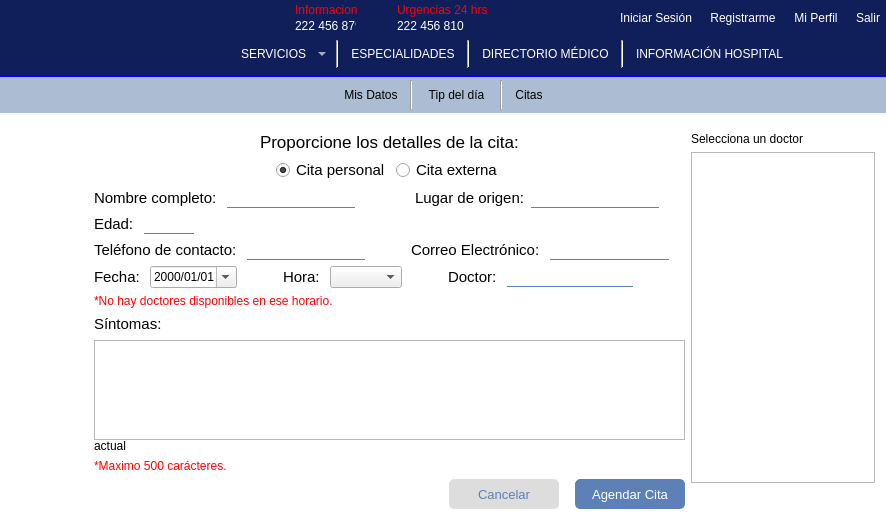
Old version of the form mainwindow.ui in the repository Laloses/Hospital.
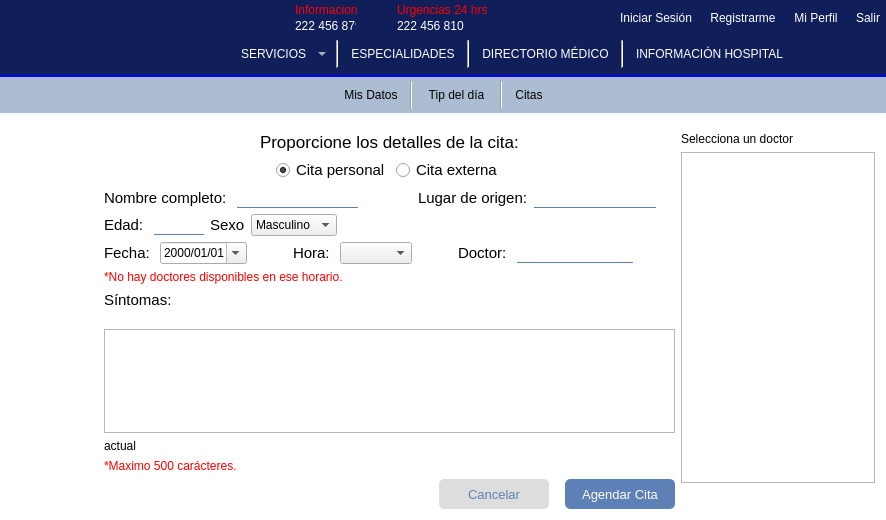
New version of the form. Icons and pictures are not drawn.

Commit message: agendar citas completada

```diff
--- a/mainwindow.ui
+++ b/mainwindow.ui
@@ -1839,20 +1839,7 @@
           </widget>
           <widget class="QWidget" name="paginaCitas">
            <layout class="QGridLayout" name="gridLayout_12">
-            <item row="1" column="3">
-             <spacer name="horizontalSpacer_49">
-              <property name="orientation">
-               <enum>Qt::Horizontal</enum>
-              </property>
-              <property name="sizeHint" stdset="0">
-               <size>
-                <width>40</width>
-                <height>20</height>
-               </size>
-              </property>
-             </spacer>
-            </item>
-            <item row="0" column="2">
+            <item row="1" column="2">
              <layout class="QVBoxLayout" name="verticalLayout_8">
               <item>
                <widget class="QLabel" name="lb_selDoc">
@@ -1873,9 +1860,9 @@
               </item>
              </layout>
             </item>
-            <item row="0" column="1" rowspan="2">
-             <layout class="QVBoxLayout" name="verticalLayout_7">
-              <item>
+            <item row="1" column="1" rowspan="2">
+             <layout class="QGridLayout" name="gridLayout_13">
+              <item row="0" column="0">
                <spacer name="verticalSpacer_11">
                 <property name="orientation">
                  <enum>Qt::Vertical</enum>
@@ -1888,7 +1875,7 @@
                 </property>
                </spacer>
               </item>
-              <item>
+              <item row="1" column="0">
                <layout class="QHBoxLayout" name="horizontalLayout_33">
                 <item>
                  <spacer name="horizontalSpacer_43">
@@ -1943,7 +1930,7 @@
                 </item>
                </layout>
               </item>
-              <item>
+              <item row="3" column="0">
                <layout class="QHBoxLayout" name="horizontalLayout_34">
                 <item>
                  <spacer name="horizontalSpacer_45">
@@ -2004,7 +1991,7 @@
                 </item>
                </layout>
               </item>
-              <item>
+              <item row="4" column="0">
                <layout class="QHBoxLayout" name="horizontalLayout_36">
                 <item>
                  <layout class="QHBoxLayout" name="horizontalLayout_30">
@@ -2099,7 +2086,7 @@
                 </item>
                </layout>
               </item>
-              <item>
+              <item row="5" column="0">
                <layout class="QHBoxLayout" name="horizontalLayout_41">
                 <item>
                  <widget class="QLabel" name="labelEdad">
@@ -2134,6 +2121,32 @@
                   </property>
                  </widget>
                 </item>
+                <item>
+                 <widget class="QLabel" name="lb_sexo">
+                  <property name="font">
+                   <font>
+                    <pointsize>11</pointsize>
+                   </font>
+                  </property>
+                  <property name="text">
+                   <string>Sexo</string>
+                  </property>
+                 </widget>
+                </item>
+                <item>
+                 <widget class="QComboBox" name="cb_sexo">
+                  <item>
+                   <property name="text">
+                    <string>Masculino</string>
+                   </property>
+                  </item>
+                  <item>
+                   <property name="text">
+                    <string>Femenino</string>
+                   </property>
+                  </item>
+                 </widget>
+                </item>
                 <item>
                  <spacer name="horizontalSpacer_27">
                   <property name="orientation">
@@ -2149,102 +2162,17 @@
                 </item>
                </layout>
               </item>
-              <item>
+              <item row="6" column="0">
                <layout class="QHBoxLayout" name="horizontalLayout_42">
                 <item>
-                 <layout class="QHBoxLayout" name="horizontalLayout_39">
-                  <item>
-                   <widget class="QLabel" name="lb_tel">
-                    <property name="font">
-                     <font>
-                      <pointsize>11</pointsize>
-                     </font>
-                    </property>
-                    <property name="text">
-                     <string>Teléfono de contacto: </string>
-                    </property>
-                   </widget>
-                  </item>
-                  <item>
-                   <widget class="QLineEdit" name="lineContacto">
-                    <property name="minimumSize">
-                     <size>
-                      <width>15</width>
-                      <height>20</height>
-                     </size>
-                    </property>
-                    <property name="font">
-                     <font>
-                      <pointsize>11</pointsize>
-                     </font>
-                    </property>
-                   </widget>
-                  </item>
-                 </layout>
+                 <layout class="QHBoxLayout" name="horizontalLayout_39"/>
                 </item>
                 <item>
-                 <spacer name="horizontalSpacer_40">
-                  <property name="orientation">
-                   <enum>Qt::Horizontal</enum>
-                  </property>
-                  <property name="sizeType">
-                   <enum>QSizePolicy::Minimum</enum>
-                  </property>
-                  <property name="sizeHint" stdset="0">
-                   <size>
-                    <width>40</width>
-                    <height>20</height>
-                   </size>
-                  </property>
-                 </spacer>
-                </item>
-                <item>
-                 <layout class="QHBoxLayout" name="horizontalLayout_38">
-                  <item>
-                   <widget class="QLabel" name="label_emailCitas">
-                    <property name="font">
-                     <font>
-                      <pointsize>11</pointsize>
-                     </font>
-                    </property>
-                    <property name="text">
-                     <string>Correo Electrónico: </string>
-                    </property>
-                   </widget>
-                  </item>
-                  <item>
-                   <widget class="QLineEdit" name="lineMail">
-                    <property name="minimumSize">
-                     <size>
-                      <width>15</width>
-                      <height>20</height>
-                     </size>
-                    </property>
-                    <property name="font">
-                     <font>
-                      <pointsize>11</pointsize>
-                     </font>
-                    </property>
-                   </widget>
-                  </item>
-                 </layout>
-                </item>
-                <item>
-                 <spacer name="horizontalSpacer_33">
-                  <property name="orientation">
-                   <enum>Qt::Horizontal</enum>
-                  </property>
-                  <property name="sizeHint" stdset="0">
-                   <size>
-                    <width>40</width>
-                    <height>20</height>
-                   </size>
-                  </property>
-                 </spacer>
+                 <layout class="QHBoxLayout" name="horizontalLayout_38"/>
                 </item>
                </layout>
               </item>
-              <item>
+              <item row="7" column="0">
                <layout class="QHBoxLayout" name="horizontalLayout_43">
                 <item>
                  <layout class="QHBoxLayout" name="horizontalLayout_37">
@@ -2397,7 +2325,7 @@
                 </item>
                </layout>
               </item>
-              <item>
+              <item row="8" column="0">
                <widget class="QLabel" name="lb_noHayDocs">
                 <property name="font">
                  <font>
@@ -2410,7 +2338,7 @@
                 </property>
                </widget>
               </item>
-              <item>
+              <item row="9" column="0">
                <layout class="QVBoxLayout" name="verticalLayout_6">
                 <item>
                  <layout class="QHBoxLayout" name="horizontalLayout_35">
@@ -2477,21 +2405,21 @@
                 </item>
                </layout>
               </item>
-              <item>
+              <item row="10" column="0">
                <widget class="QLabel" name="lb_charAct">
                 <property name="text">
                  <string>actual</string>
                 </property>
                </widget>
               </item>
-              <item>
+              <item row="11" column="0">
                <widget class="QLabel" name="lb_maxchar">
                 <property name="text">
                  <string>*Maximo 500 carácteres.</string>
                 </property>
                </widget>
               </item>
-              <item>
+              <item row="12" column="0">
                <spacer name="verticalSpacer_7">
                 <property name="orientation">
                  <enum>Qt::Vertical</enum>
@@ -2507,7 +2435,7 @@
                 </property>
                </spacer>
               </item>
-              <item>
+              <item row="13" column="0">
                <layout class="QHBoxLayout" name="horizontalLayout_44">
                 <item>
                  <spacer name="horizontalSpacer_47">
@@ -2596,7 +2524,46 @@
               </item>
              </layout>
             </item>
-            <item row="1" column="0">
+            <item row="3" column="1">
+             <spacer name="verticalSpacer_12">
+              <property name="orientation">
+               <enum>Qt::Vertical</enum>
+              </property>
+              <property name="sizeHint" stdset="0">
+               <size>
+                <width>20</width>
+                <height>40</height>
+               </size>
+              </property>
+             </spacer>
+            </item>
+            <item row="2" column="3">
+             <spacer name="horizontalSpacer_49">
+              <property name="orientation">
+               <enum>Qt::Horizontal</enum>
+              </property>
+              <property name="sizeHint" stdset="0">
+               <size>
+                <width>40</width>
+                <height>20</height>
+               </size>
+              </property>
+             </spacer>
+            </item>
+            <item row="1" column="3">
+             <spacer name="horizontalSpacer_50">
+              <property name="orientation">
+               <enum>Qt::Horizontal</enum>
+              </property>
+              <property name="sizeHint" stdset="0">
+               <size>
+                <width>40</width>
+                <height>20</height>
+               </size>
+              </property>
+             </spacer>
+            </item>
+            <item row="2" column="0">
              <spacer name="horizontalSpacer_48">
               <property name="orientation">
                <enum>Qt::Horizontal</enum>
@@ -2609,15 +2576,15 @@
               </property>
              </spacer>
             </item>
-            <item row="0" column="3">
-             <spacer name="horizontalSpacer_50">
+            <item row="0" column="1">
+             <spacer name="verticalSpacer_13">
               <property name="orientation">
-               <enum>Qt::Horizontal</enum>
+               <enum>Qt::Vertical</enum>
               </property>
               <property name="sizeHint" stdset="0">
                <size>
-                <width>40</width>
-                <height>20</height>
+                <width>20</width>
+                <height>40</height>
                </size>
               </property>
              </spacer>
```
The commit also changes 2 other files.
